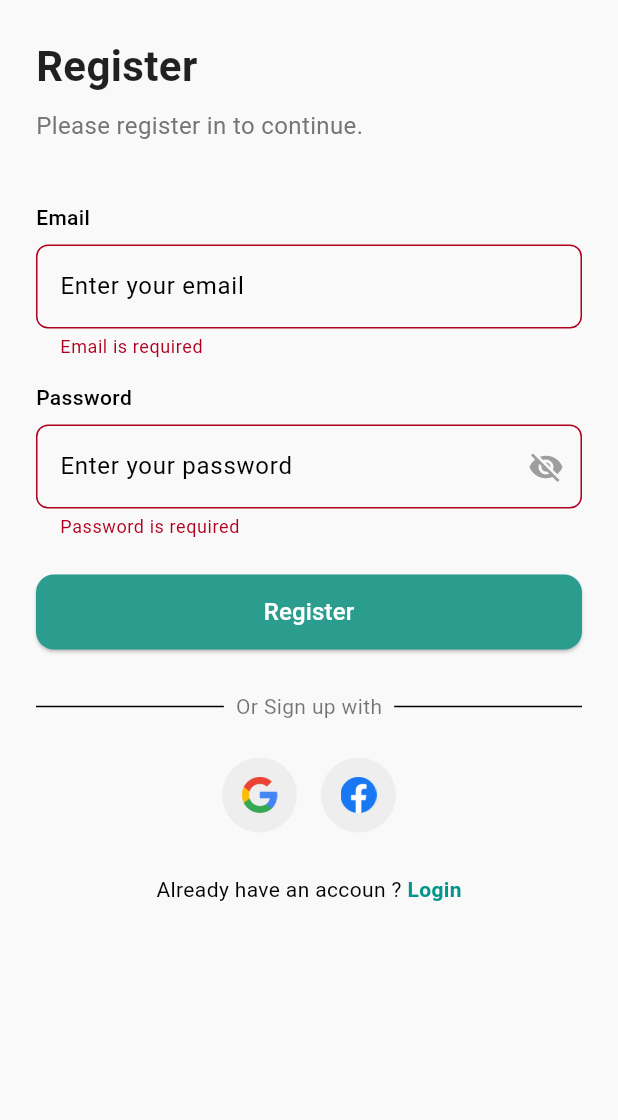
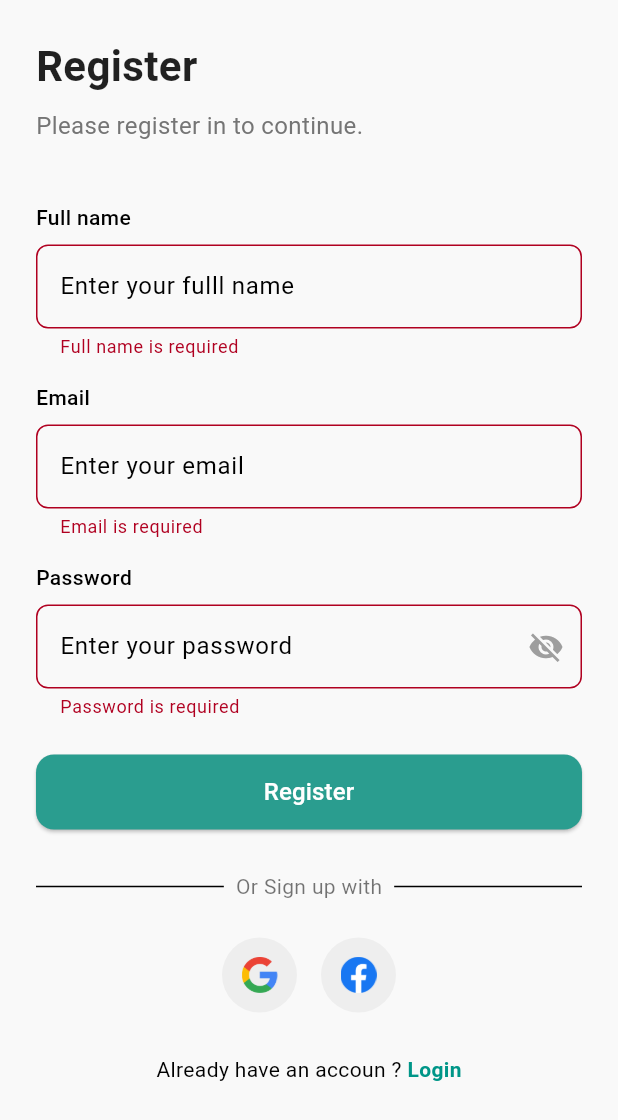
Before and after one commit to NONG-PHLOEUT-GITHUB/flutter_homework, a Flutter app: the RegisterScreen screen opened by its route, after a tap on "Register", on a phone screen of 412 x 824 dp. Shown: the top 1120 px of the screen. Run offline on Flutter 3.47's test engine with Material 3 defaults, Android fonts, the phone set to English and light mode, and no system bars; our stand-ins replace carousel_slider, pinput, shared_preferences; accounts and stored records are empty.

Commit message:
add new feature

```diff
--- /dev/null
+++ b/lib/data/user_preferences.dart
@@ -0,0 +1,25 @@
+import 'package:shared_preferences/shared_preferences.dart';
+
+class UserPreferences {
+  static Future<void> setUserData(String name, String email) async {
+    final prefs = await SharedPreferences.getInstance();
+    await prefs.setString('user_name', name);
+    await prefs.setString('user_email', email);
+  }
+
+  static Future<Map<String, String?>> getUserData() async {
+    final prefs = await SharedPreferences.getInstance();
+    final name = prefs.getString('user_name');
+    final email = prefs.getString('user_email');
+    return {
+      'name': name,
+      'email': email,
+    };
+  }
+
+  static Future<void> clearUserData() async {
+    final prefs = await SharedPreferences.getInstance();
+    await prefs.remove('user_name');
+    await prefs.remove('user_email');
+  }
+}
--- a/lib/routes/app_route.dart
+++ b/lib/routes/app_route.dart
@@ -3,6 +3,7 @@ import 'package:homework/screens/layout.dart';
 import 'package:homework/screens/login_screen.dart';
 import 'package:homework/screens/otp_comfirm_screen.dart';
 import 'package:homework/screens/phone_OTP.dart';
+import 'package:homework/screens/profile.screen.dart';
 import 'package:homework/screens/register_screen.dart';
 
 class AppRouter {
@@ -11,6 +12,7 @@ class AppRouter {
   static const String phoneOtp = '/phone-otp';
   static const String register = '/register';
   static const String mainLayout = '/layout';
+  static const String profile = '/profile';
 
   static final Map<String, WidgetBuilder> routes = {
     login: (context) => const LoginPage(),
@@ -18,6 +20,7 @@ class AppRouter {
     phoneOtp: (context) => const PhoneOtpPage(),
     register: (_) => const RegisterScreen(),
     mainLayout: (context) => const MainLayout(),
+    profile: (context) => SettingsScreen(),
   };
 
   // Corrected version of onGenerateRoute
--- a/lib/screens/register_screen.dart
+++ b/lib/screens/register_screen.dart
@@ -2,6 +2,8 @@ import 'package:flutter/material.dart';
 import 'package:homework/routes/app_route.dart';
 import 'package:homework/screens/login_screen.dart';
 import 'package:homework/theme/app_colors.dart';
+import 'package:homework/widgets/social_buttons.dart';
+import 'package:shared_preferences/shared_preferences.dart';
 
 class RegisterScreen extends StatefulWidget {
   const RegisterScreen({super.key});
@@ -11,16 +13,41 @@ class RegisterScreen extends StatefulWidget {
 }
 
 class _RegisterScreenState extends State<RegisterScreen> {
+  final TextEditingController _fullNameController = TextEditingController();
   final TextEditingController _emailController = TextEditingController();
   final TextEditingController _passwordController = TextEditingController();
 
   String? _emailError;
+  String? _fullNameError;
   String? _passwordError;
   bool _obscurePassword = true;
+
+  @override
+  void initState() {
+    super.initState();
+    // _saveUserData();
+  }
+
+  // void _saveUserData() async {
+  //   final prefs = await SharedPreferences.getInstance();
+  //   await prefs.setString('user_full_name', _fullNameController.text);
+  // }
 
   void _togglePasswordVisibility() {
     setState(() {
       _obscurePassword = !_obscurePassword;
+    });
+  }
+
+  void _validateFullName(String value) {
+    String fullName = _fullNameController.text;
+
+    setState(() {
+      if (fullName.isEmpty) {
+        _fullNameError = 'Full name is required';
+      } else {
+        _fullNameError = null;
+      }
     });
   }
 
@@ -50,12 +77,18 @@ class _RegisterScreenState extends State<RegisterScreen> {
     });
   }
 
-  void _submitForm() {
+  void _submitForm() async {
     _validatePassword();
+    _validateFullName(_fullNameController.text);
     _validateEmailLive(_emailController.text);
 
     if (_emailError == null && _passwordError == null) {
+      final prefs = await SharedPreferences.getInstance();
+      await prefs.setString('user_full_name', _fullNameController.text.trim());
+      await prefs.setString('user_email', _emailController.text.trim());
+      await prefs.setString('user_password', _passwordController.text.trim()); // Save password
       // Proceed to next screen or API login
+      // ignore: use_build_context_synchronously
       AppRouter.goToPhoneOtp(context);
     }
   }
@@ -116,7 +149,11 @@ class _RegisterScreenState extends State<RegisterScreen> {
               // Social Buttons
               const SizedBox(height: 24),
 
-              _socialButtons,
+              SocialButtons(
+                onGooglePressed: () => print('Google login'),
+                onFacebookPressed: () => print('Facebook login'),
+              ),
+
               const SizedBox(height: 28),
               _alreadyHaveAccount,
 
@@ -133,6 +170,21 @@ class _RegisterScreenState extends State<RegisterScreen> {
       crossAxisAlignment: CrossAxisAlignment.start,
       children: [
         SizedBox(height: 24),
+
+        Text('Full name', style: TextStyle(fontWeight: FontWeight.w500)),
+        SizedBox(height: 8),
+
+        TextField(
+          decoration: InputDecoration(
+            hintText: 'Enter your fulll name',
+            border: OutlineInputBorder(borderRadius: BorderRadius.circular(8)),
+            errorText: _fullNameError,
+          ),
+          controller: _fullNameController,
+          onChanged: _validateFullName,
+          keyboardType: TextInputType.emailAddress,
+        ),
+        SizedBox(height: 16),
 
         Text('Email', style: TextStyle(fontWeight: FontWeight.w500)),
         SizedBox(height: 8),
@@ -196,32 +248,6 @@ class _RegisterScreenState extends State<RegisterScreen> {
     );
   }
 
-  Widget get _socialButtons {
-    return Row(
-      mainAxisAlignment: MainAxisAlignment.center,
-      children: [
-        _buildSocialIcon('assets/images/google.webp'),
-        SizedBox(width: 16),
-        _buildSocialIcon('assets/images/fb2.webp'),
-      ],
-    );
-  }
-
-  Widget _buildSocialIcon(String assetPath) {
-    return Container(
-      width: 50,
-      height: 50,
-      decoration: BoxDecoration(
-        color: Colors.grey[200],
-        shape: BoxShape.circle,
-      ),
-      child: IconButton(
-        icon: Image.asset(assetPath, width: 24, height: 24),
-        onPressed: () {},
-      ),
-    );
-  }
-
   Widget get _loginHeader {
     return Column(
       crossAxisAlignment: CrossAxisAlignment.start,
--- /dev/null
+++ b/lib/widgets/social_buttons.dart
@@ -0,0 +1,39 @@
+import 'package:flutter/material.dart';
+
+class SocialButtons extends StatelessWidget {
+  final VoidCallback? onGooglePressed;
+  final VoidCallback? onFacebookPressed;
+
+  const SocialButtons({
+    super.key,
+    this.onGooglePressed,
+    this.onFacebookPressed,
+  });
+
+  @override
+  Widget build(BuildContext context) {
+    return Row(
+      mainAxisAlignment: MainAxisAlignment.center,
+      children: [
+        _buildSocialIcon('assets/images/google.webp', onGooglePressed),
+        const SizedBox(width: 16),
+        _buildSocialIcon('assets/images/fb2.webp', onFacebookPressed),
+      ],
+    );
+  }
+
+  Widget _buildSocialIcon(String assetPath, VoidCallback? onPressed) {
+    return Container(
+      width: 50,
+      height: 50,
+      decoration: BoxDecoration(
+        color: Colors.grey[200],
+        shape: BoxShape.circle,
+      ),
+      child: IconButton(
+        icon: Image.asset(assetPath, width: 24, height: 24),
+        onPressed: onPressed,
+      ),
+    );
+  }
+}
```
Also changed, not shown: lib/screens/home_screen.dart (+28 -10 lines), lib/screens/layout.dart (+11 -10 lines), lib/screens/login_screen.dart (+39 -32 lines), lib/screens/profile.screen.dart (added, +229 -0 lines), 25 other files.
